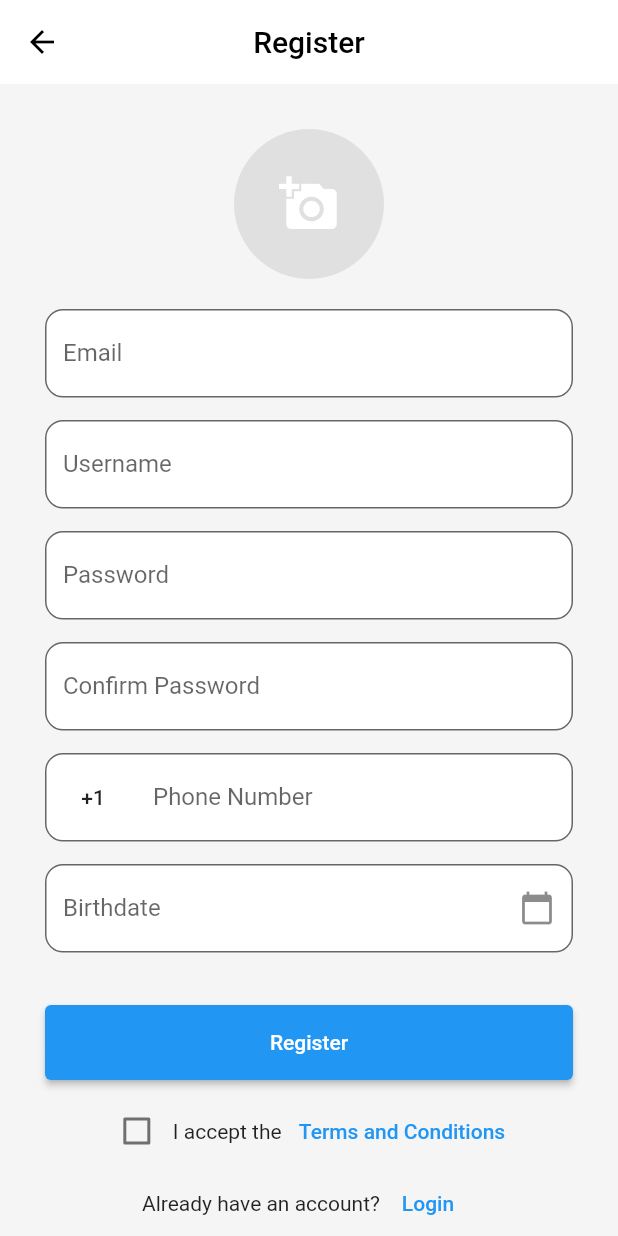
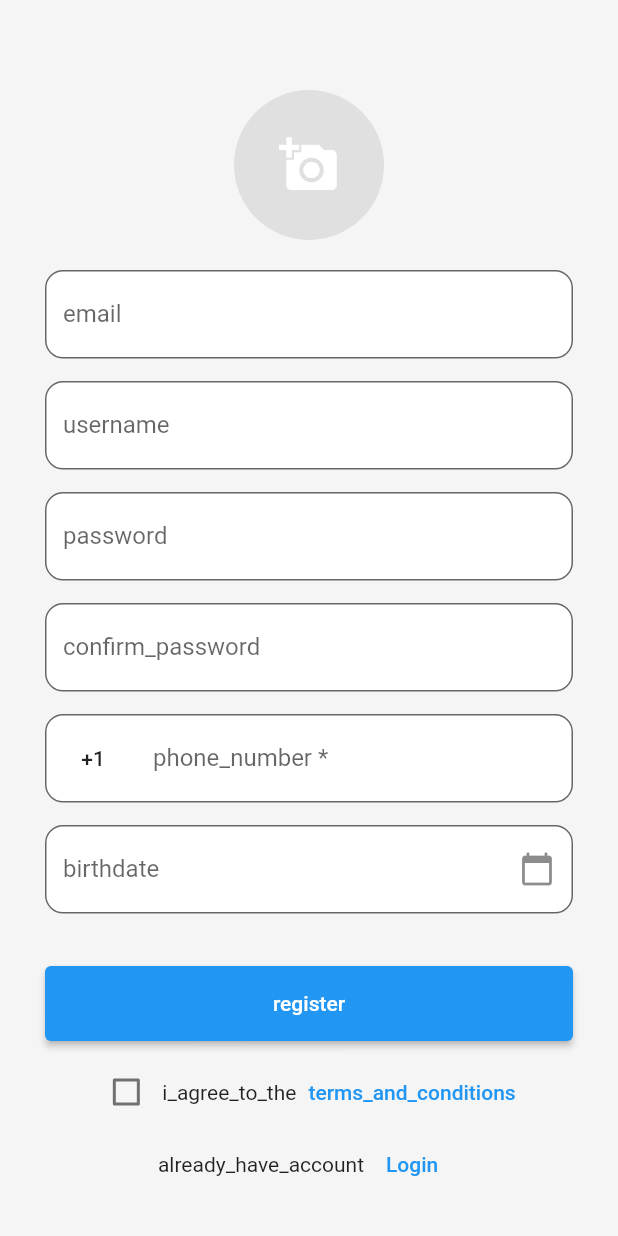
Before and after one commit to M-kusha/chatapp, a Flutter app: the RegisterPage screen opened by its route, on a phone screen of 412 x 824 dp. Run offline on Flutter 3.47's test engine with Material 2 defaults, Android fonts, the phone set to English and light mode, and no system bars; drawn by our look-alikes of country_code_picker; our stand-ins replace cached_network_image, cloud_firestore, easy_localization, firebase_auth, firebase_core, firebase_storage and 2 more; accounts and stored records are empty.

Commit message:
implemented translation strings

```diff
--- a/lib/login/register.dart
+++ b/lib/login/register.dart
@@ -163,15 +163,15 @@ class RegisterPageState extends State<RegisterPage> {
     return Column(
       children: [
         _buildTextField(
-            _emailController, 'Email', false, TextInputType.emailAddress),
+            _emailController, 'email'.tr(), false, TextInputType.emailAddress),
         _buildTextField(
-            _usernameController, 'Username', false, TextInputType.text),
-        _buildTextField(_passwordController, 'Password', true,
+            _usernameController, 'username'.tr(), false, TextInputType.text),
+        _buildTextField(_passwordController, 'password'.tr(), true,
             TextInputType.visiblePassword),
-        _buildTextField(_confirmPasswordController, 'Confirm Password', true,
-            TextInputType.visiblePassword),
+        _buildTextField(_confirmPasswordController, 'confirm_password'.tr(),
+            true, TextInputType.visiblePassword),
         _buildPhoneField(),
-        _buildDateField('Birthdate', _birthdateController),
+        _buildDateField('birthdate'.tr(), _birthdateController),
         _pleaseFillAllTheFields(),
       ],
     );
@@ -184,7 +184,9 @@ class RegisterPageState extends State<RegisterPage> {
         backgroundColor: Colors.blue,
       ),
       onPressed: _registerUser,
-      child: const Text('Register'),
+      child: Text(
+        'register'.tr(),
+      ),
     );
   }
 
@@ -192,12 +194,14 @@ class RegisterPageState extends State<RegisterPage> {
     return Row(
       mainAxisAlignment: MainAxisAlignment.center,
       children: [
-        const Text('Already have an account?'),
+        Text('already_have_account'.tr()),
         TextButton(
           onPressed: () {
             Navigator.of(context).pop();
           },
-          child: const Text('Login'),
+          child: Text(
+            'login_title'.tr(),
+          ),
         ),
       ],
     );
@@ -216,13 +220,13 @@ class RegisterPageState extends State<RegisterPage> {
             });
           },
         ),
-        const Text('I accept the '),
+        Text('i_agree_to_the'.tr()),
         TextButton(
           onPressed: () {
             // Navigate to terms and conditions page
           },
           child: Text(
-            'Terms and Conditions',
+            'terms_and_conditions'.tr(),
             style: TextStyle(
               color: _showTermsWarning ? Colors.red : null,
             ),
@@ -270,7 +274,7 @@ class RegisterPageState extends State<RegisterPage> {
         controller: _phoneNumberController,
         keyboardType: TextInputType.phone,
         decoration: InputDecoration(
-          labelText: 'Phone Number',
+          labelText: '${'phone_number'.tr()} *',
           border: OutlineInputBorder(
             borderRadius: BorderRadius.circular(12),
           ),
@@ -280,7 +284,9 @@ class RegisterPageState extends State<RegisterPage> {
               initialSelection: 'US',
               showFlag: false,
               padding: const EdgeInsets.all(8),
-              onChanged: (CountryCode countryCode) {},
+              onChanged: (CountryCode countryCode) {
+                // save countryCode to a variable
+              },
             ),
           ),
           filled: true,
@@ -317,13 +323,6 @@ class RegisterPageState extends State<RegisterPage> {
   Widget build(BuildContext context) {
     return Scaffold(
       backgroundColor: Colors.grey[100], // Light grey background
-      appBar: AppBar(
-        title: const Text('Register', style: TextStyle(color: Colors.black)),
-        centerTitle: true,
-        backgroundColor: Colors.white,
-        elevation: 0,
-        iconTheme: const IconThemeData(color: Colors.black),
-      ),
       body: SingleChildScrollView(
         child: Padding(
           padding: const EdgeInsets.all(10.0),
@@ -331,6 +330,7 @@ class RegisterPageState extends State<RegisterPage> {
             padding: const EdgeInsets.all(20.0),
             child: Column(
               children: [
+                const SizedBox(height: 30),
                 _profileImageSection(),
                 const SizedBox(height: 20),
                 _formFieldSection(),
```
